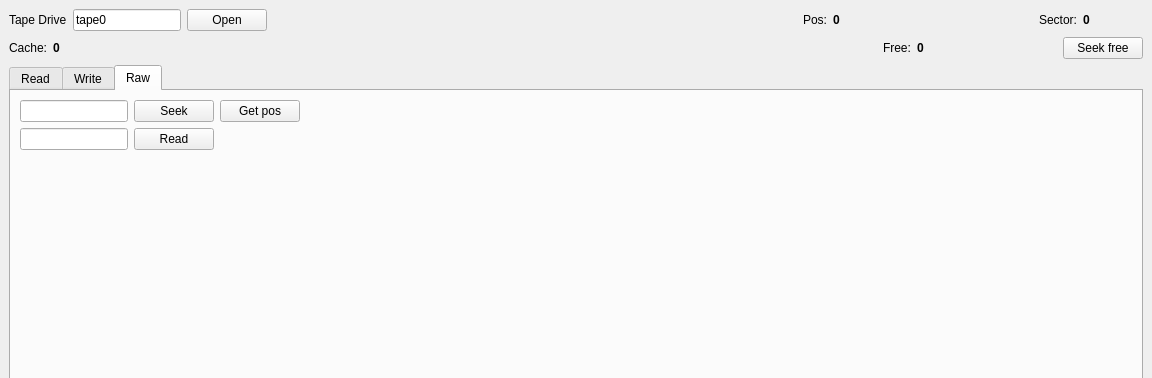
morozanime/myTape, file mainwindow.ui: the form before one commit; both pictures show x 0 to 1152 and y 0 to 378 of the 1152 by 779 pixel window.
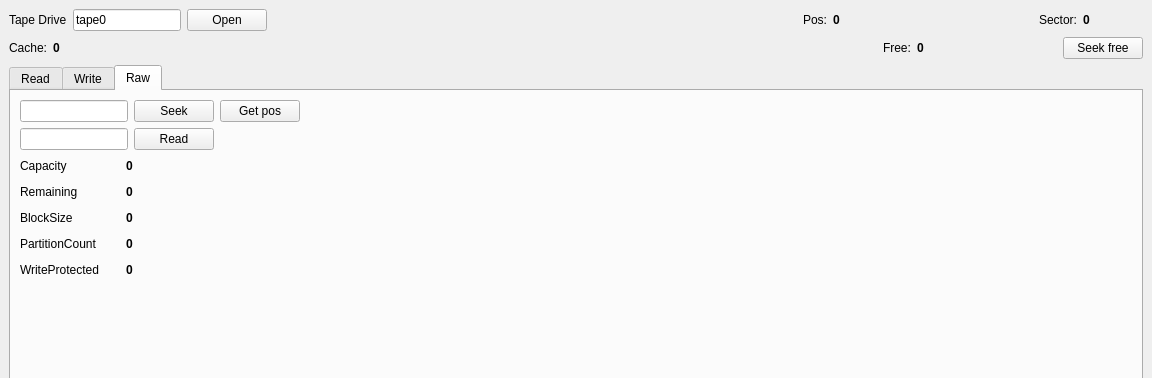
The form after the commit. The open tabs and pages were chosen to show the change.

Diff of the .ui file:
```diff
--- a/mainwindow.ui
+++ b/mainwindow.ui
@@ -467,6 +467,251 @@
           </item>
          </layout>
         </item>
+        <item>
+         <layout class="QHBoxLayout" name="horizontalLayout_7">
+          <item>
+           <widget class="QLabel" name="label_8">
+            <property name="minimumSize">
+             <size>
+              <width>100</width>
+              <height>0</height>
+             </size>
+            </property>
+            <property name="text">
+             <string>Capacity</string>
+            </property>
+           </widget>
+          </item>
+          <item>
+           <widget class="QLabel" name="labelRawCapacity">
+            <property name="minimumSize">
+             <size>
+              <width>150</width>
+              <height>0</height>
+             </size>
+            </property>
+            <property name="font">
+             <font>
+              <weight>75</weight>
+              <bold>true</bold>
+             </font>
+            </property>
+            <property name="text">
+             <string>0</string>
+            </property>
+           </widget>
+          </item>
+          <item>
+           <spacer name="horizontalSpacer_8">
+            <property name="orientation">
+             <enum>Qt::Horizontal</enum>
+            </property>
+            <property name="sizeHint" stdset="0">
+             <size>
+              <width>40</width>
+              <height>20</height>
+             </size>
+            </property>
+           </spacer>
+          </item>
+         </layout>
+        </item>
+        <item>
+         <layout class="QHBoxLayout" name="horizontalLayout_8">
+          <item>
+           <widget class="QLabel" name="label_9">
+            <property name="minimumSize">
+             <size>
+              <width>100</width>
+              <height>0</height>
+             </size>
+            </property>
+            <property name="text">
+             <string>Remaining</string>
+            </property>
+           </widget>
+          </item>
+          <item>
+           <widget class="QLabel" name="labelRawRemaining">
+            <property name="minimumSize">
+             <size>
+              <width>150</width>
+              <height>0</height>
+             </size>
+            </property>
+            <property name="font">
+             <font>
+              <weight>75</weight>
+              <bold>true</bold>
+             </font>
+            </property>
+            <property name="text">
+             <string>0</string>
+            </property>
+           </widget>
+          </item>
+          <item>
+           <spacer name="horizontalSpacer_9">
+            <property name="orientation">
+             <enum>Qt::Horizontal</enum>
+            </property>
+            <property name="sizeHint" stdset="0">
+             <size>
+              <width>40</width>
+              <height>20</height>
+             </size>
+            </property>
+           </spacer>
+          </item>
+         </layout>
+        </item>
+        <item>
+         <layout class="QHBoxLayout" name="horizontalLayout_9">
+          <item>
+           <widget class="QLabel" name="label_10">
+            <property name="minimumSize">
+             <size>
+              <width>100</width>
+              <height>0</height>
+             </size>
+            </property>
+            <property name="text">
+             <string>BlockSize</string>
+            </property>
+           </widget>
+          </item>
+          <item>
+           <widget class="QLabel" name="labelRawBlockSize">
+            <property name="minimumSize">
+             <size>
+              <width>150</width>
+              <height>0</height>
+             </size>
+            </property>
+            <property name="font">
+             <font>
+              <weight>75</weight>
+              <bold>true</bold>
+             </font>
+            </property>
+            <property name="text">
+             <string>0</string>
+            </property>
+           </widget>
+          </item>
+          <item>
+           <spacer name="horizontalSpacer_10">
+            <property name="orientation">
+             <enum>Qt::Horizontal</enum>
+            </property>
+            <property name="sizeHint" stdset="0">
+             <size>
+              <width>40</width>
+              <height>20</height>
+             </size>
+            </property>
+           </spacer>
+          </item>
+         </layout>
+        </item>
+        <item>
+         <layout class="QHBoxLayout" name="horizontalLayout_10">
+          <item>
+           <widget class="QLabel" name="label_11">
+            <property name="minimumSize">
+             <size>
+              <width>100</width>
+              <height>0</height>
+             </size>
+            </property>
+            <property name="text">
+             <string>PartitionCount</string>
+            </property>
+           </widget>
+          </item>
+          <item>
+           <widget class="QLabel" name="labelRawPartitionCount">
+            <property name="minimumSize">
+             <size>
+              <width>150</width>
+              <height>0</height>
+             </size>
+            </property>
+            <property name="font">
+             <font>
+              <weight>75</weight>
+              <bold>true</bold>
+             </font>
+            </property>
+            <property name="text">
+             <string>0</string>
+            </property>
+           </widget>
+          </item>
+          <item>
+           <spacer name="horizontalSpacer_11">
+            <property name="orientation">
+             <enum>Qt::Horizontal</enum>
+            </property>
+            <property name="sizeHint" stdset="0">
+             <size>
+              <width>40</width>
+              <height>20</height>
+             </size>
+            </property>
+           </spacer>
+          </item>
+         </layout>
+        </item>
+        <item>
+         <layout class="QHBoxLayout" name="horizontalLayout_11">
+          <item>
+           <widget class="QLabel" name="label_12">
+            <property name="minimumSize">
+             <size>
+              <width>100</width>
+              <height>0</height>
+             </size>
+            </property>
+            <property name="text">
+             <string>WriteProtected</string>
+            </property>
+           </widget>
+          </item>
+          <item>
+           <widget class="QLabel" name="labelRawWriteProtected">
+            <property name="minimumSize">
+             <size>
+              <width>150</width>
+              <height>0</height>
+             </size>
+            </property>
+            <property name="font">
+             <font>
+              <weight>75</weight>
+              <bold>true</bold>
+             </font>
+            </property>
+            <property name="text">
+             <string>0</string>
+            </property>
+           </widget>
+          </item>
+          <item>
+           <spacer name="horizontalSpacer_12">
+            <property name="orientation">
+             <enum>Qt::Horizontal</enum>
+            </property>
+            <property name="sizeHint" stdset="0">
+             <size>
+              <width>40</width>
+              <height>20</height>
+             </size>
+            </property>
+           </spacer>
+          </item>
+         </layout>
+        </item>
         <item>
          <spacer name="verticalSpacer">
           <property name="orientation">
```
Left out of the diff: 2 changed lines with no effect on the pictures.
